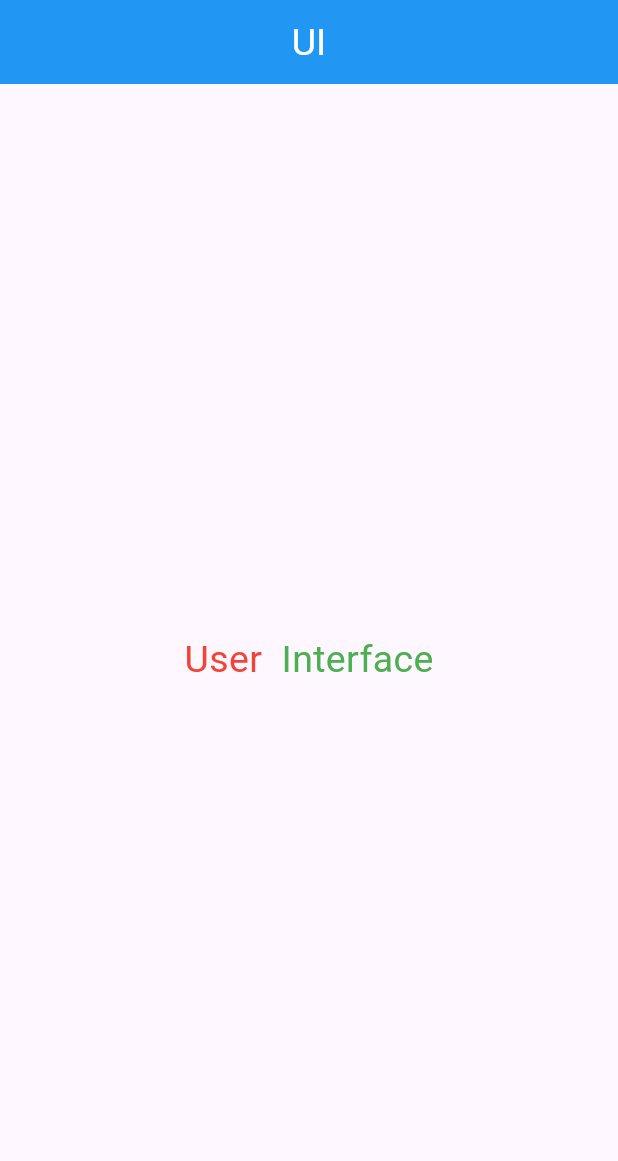
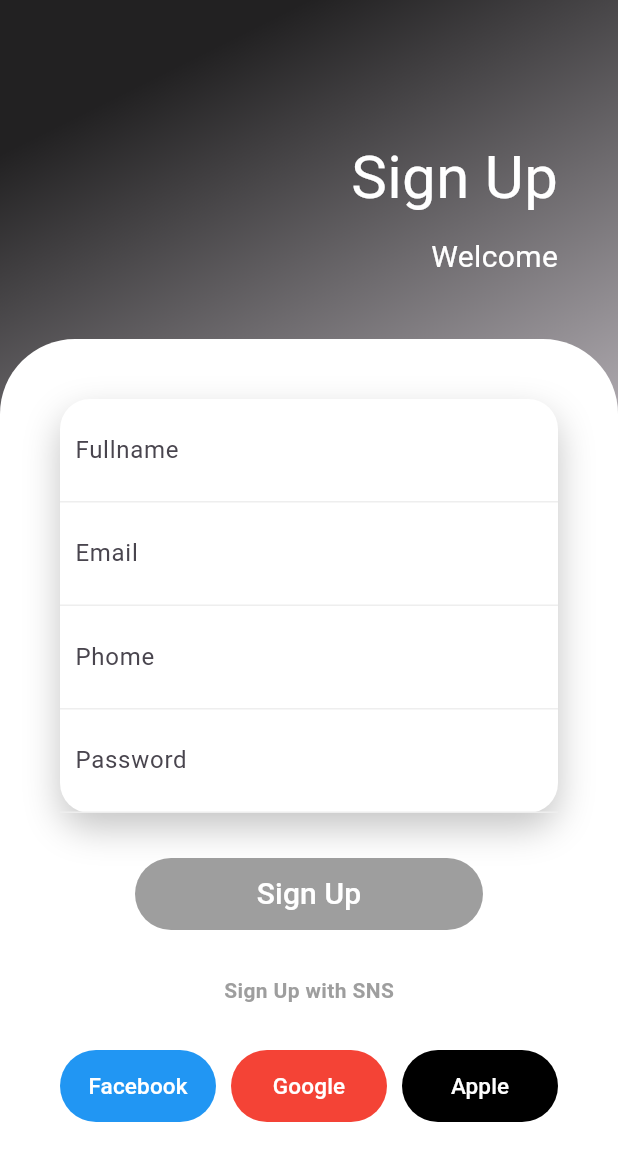
Before and after one commit to Zikrulloh0405/fifth_module_project, a Flutter app: the screen it shows after launch, on a phone screen of 412 x 824 dp. Shown: the top 1161 px of the screen. Run offline on Flutter 3.47's test engine with Material 3 defaults, Android fonts, the phone set to English and light mode, and no system bars.

Commit message:
created log_in and Sign_up pages

```diff
--- a/lib/main.dart
+++ b/lib/main.dart
@@ -1,4 +1,6 @@
 import 'package:fifth_module_project/pages/home_page.dart';
+import 'package:fifth_module_project/pages/registration/log_in_page.dart';
+import 'package:fifth_module_project/pages/registration/sign_up_page.dart';
 import 'package:flutter/material.dart';
 
 void main() {
@@ -18,8 +20,12 @@
         colorScheme: ColorScheme.fromSeed(seedColor: Colors.deepPurple),
         useMaterial3: true,
       ),
-      home: HomePage(),
-      routes: {HomePage.id: (context) => HomePage()},
+      home: const SignUpPage(),
+      routes: {
+        HomePage.id: (context) => HomePage(),
+        LogInPage.id: (context) => LogInPage(),
+        SignUpPage.id: (context) => SignUpPage()
+      },
     );
   }
 }
--- /dev/null
+++ b/lib/pages/registration/sign_up_page.dart
@@ -0,0 +1,190 @@
+import 'package:flutter/material.dart';
+
+class SignUpPage extends StatefulWidget {
+  static const String id = "sign_up_page";
+
+  const SignUpPage({super.key});
+
+  @override
+  State<SignUpPage> createState() => _SignUpPageState();
+}
+
+class _SignUpPageState extends State<SignUpPage> {
+  @override
+  Widget build(BuildContext context) {
+    return Scaffold(
+      body: Container(
+        decoration: const BoxDecoration(
+            gradient: LinearGradient(colors: [
+          Colors.black87,
+          Colors.black12,
+        ], begin: Alignment.topCenter)),
+        child: Column(
+          // mainAxisAlignment: MainAxisAlignment.end,
+          // crossAxisAlignment: CrossAxisAlignment.end,
+          children: [
+            const SizedBox(
+              height: 50,
+            ),
+
+            //! #signup #welcome text
+            // ignore: sized_box_for_whitespace
+            Container(
+                width: double.infinity,
+                child: Padding(
+                  padding: const EdgeInsets.all(40),
+                  child: Column(
+                    crossAxisAlignment: CrossAxisAlignment.end,
+                    children: [
+                      //! #signup text
+                      _text('Sign Up', Colors.white, fontSize: 40),
+                      _space(true, 10),
+                      //! #welcome text
+                      _text('Welcome', Colors.white, fontSize: 20),
+                    ],
+                  ),
+                )),
+            Expanded(
+              child: Container(
+                  width: double.infinity,
+                  decoration: const BoxDecoration(
+                      color: Colors.white,
+                      borderRadius: BorderRadius.only(
+                          topLeft: Radius.circular(50),
+                          topRight: Radius.circular(50))),
+                  child: SingleChildScrollView(
+                    child: Padding(
+                      padding: const EdgeInsets.all(40),
+                      child: Column(children: [
+                        Container(
+                          decoration: BoxDecoration(
+                              color: Colors.white,
+                              borderRadius: BorderRadius.circular(20),
+                              boxShadow: const [
+                                BoxShadow(
+                                    color: Color.fromRGBO(171, 171, 171, .7),
+                                    blurRadius: 20,
+                                    offset: Offset(0, 10)),
+                              ]),
+                          child: Column(children: [
+                            //! #fullname
+                            _textField(Colors.grey[200]!, 'Fullname'),
+                            //! #email
+                            _textField(Colors.grey[200]!, 'Email'),
+                            //! #phone
+                            _textField(Colors.grey[200]!, 'Phome'),
+                            //! #password
+                            _textField(Colors.grey[200]!, 'Password'),
+                          ]),
+                        ),
+                        _space(true, 30),
+                        Container(
+                            margin: const EdgeInsets.symmetric(horizontal: 50),
+                            child:
+                                // #signup textButton
+                                _textButton(
+                                    title: 'Sign Up',
+                                    buttonColor: Colors.grey,
+                                    textColor: Colors.white,
+                                    fontSize: 20)),
+                        _space(true, 30),
+                        _text('Sign Up with SNS', Colors.grey,
+                            fontWeight: FontWeight.bold),
+                        _space(true, 30),
+                        Row(
+                          children: [
+                            Expanded(
+                                // #facebook textButton
+                                child: _textButton(
+                              title: 'Facebook',
+                              buttonColor: Colors.blue,
+                              textColor: Colors.white,
+                              fontSize: 15,
+                            )),
+                            _space(false, 10),
+                            Expanded(
+                                // #google textButton
+                                child: _textButton(
+                                    title: 'Google',
+                                    buttonColor: Colors.red,
+                                    textColor: Colors.white,
+                                    fontSize: 15)),
+                            _space(false, 10),
+                            Expanded(
+                                // #apple textButton
+                                child: _textButton(
+                                    title: 'Apple',
+                                    buttonColor: Colors.black,
+                                    textColor: Colors.white,
+                                    fontSize: 15)),
+                          ],
+                        )
+                      ]),
+                    ),
+                  )),
+            )
+          ],
+        ),
+      ),
+    );
+  }
+}
+
+// text widget
+Widget _text(String title, Color color,
+    {double? fontSize, FontWeight? fontWeight}) {
+  return Text(
+    title,
+    style: TextStyle(fontSize: fontSize, color: color, fontWeight: fontWeight),
+  );
+}
+
+// widget for putting space
+Widget _space(side, double size) {
+  // if side is true => height
+  if (side) {
+    // if side is false => width
+    return SizedBox(
+      height: size,
+    );
+  }
+  return SizedBox(
+    width: size,
+  );
+}
+
+// textField widget
+Widget _textField(Color color, String hintTexts) {
+  return Container(
+    padding: EdgeInsets.all(10),
+    decoration: BoxDecoration(border: Border(bottom: BorderSide(color: color))),
+    child: TextField(
+      decoration:
+          InputDecoration(hintText: hintTexts, border: InputBorder.none),
+    ),
+  );
+}
+
+// textButton widget
+Widget _textButton(
+    {required String title,
+    required Color buttonColor,
+    required Color textColor,
+    double? fontSize = 15,
+    FontWeight? fontWeight}) {
+  return Container(
+    width: double.infinity,
+    decoration: BoxDecoration(
+      borderRadius: BorderRadius.circular(50),
+      color: buttonColor,
+    ),
+    child: TextButton(
+      onPressed: () {},
+      child: Text(
+        title,
+        style: TextStyle(
+            fontSize: fontSize, color: textColor, fontWeight: fontWeight),
+      ),
+    ),
+  );
+}
```
Also changed, not shown: lib/pages/registration/log_in_page.dart (added, +182 -0 lines).
